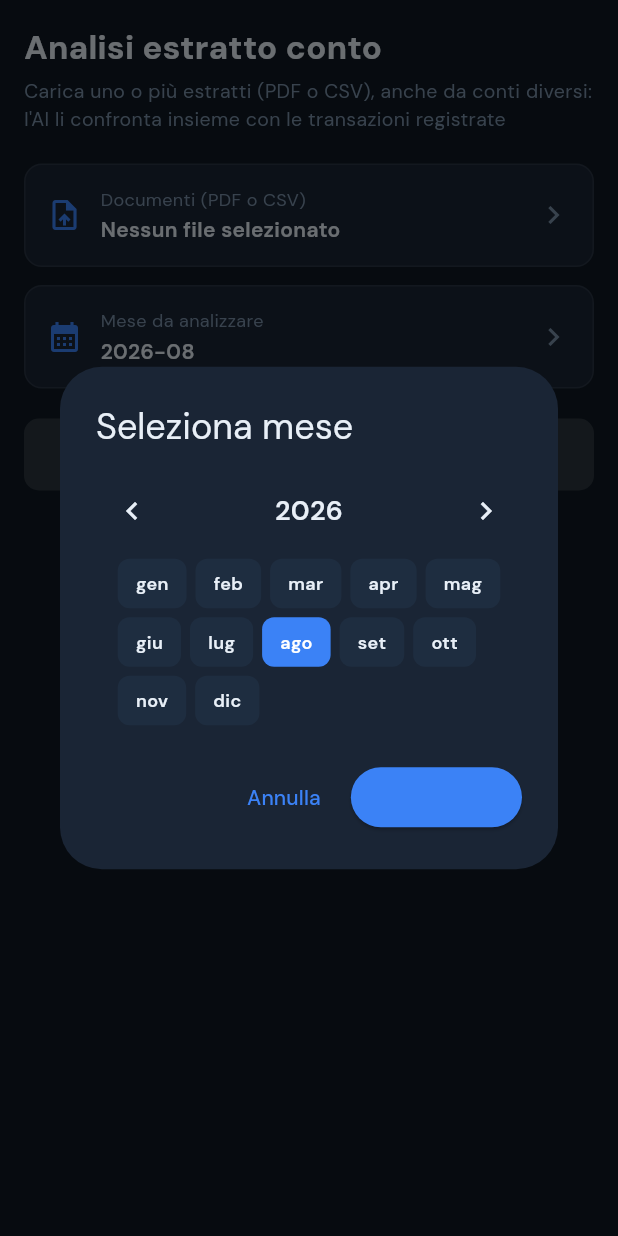
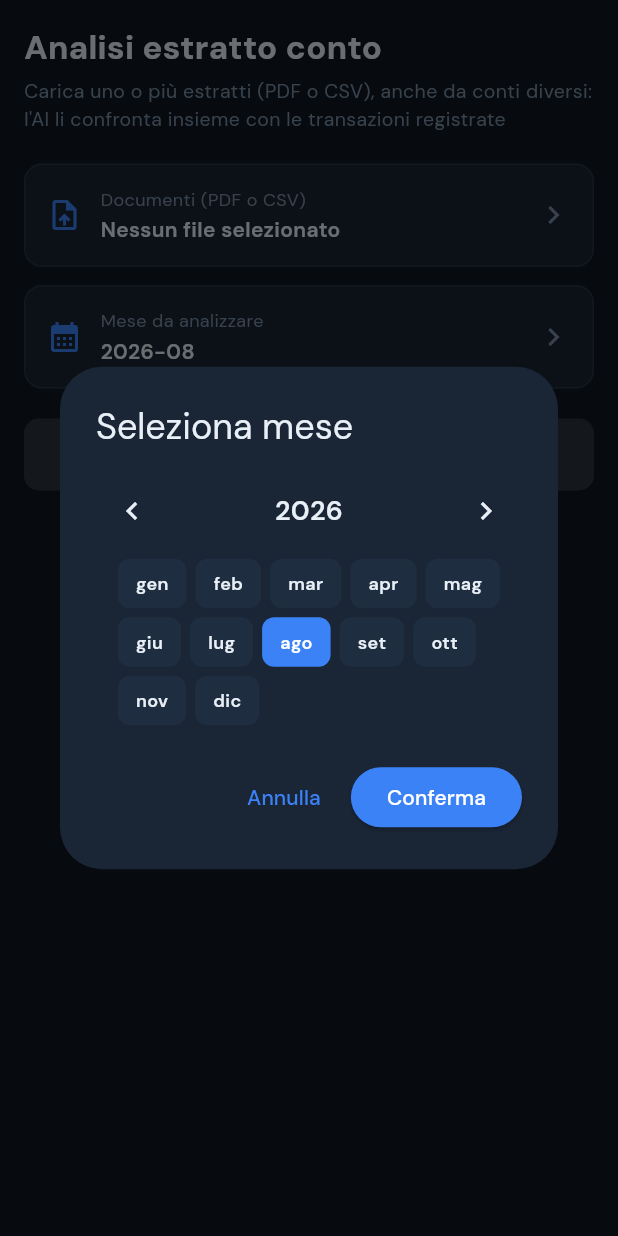
Before and after one commit to v3zz0/budget-flutter, a Flutter app: the AnalisiScreen screen opened directly, after a tap on "Mese da analizzare", on a phone screen of 412 x 824 dp. Run offline on Flutter 3.47's test engine with Material 3 defaults, Android fonts, the light colour scheme and no system bars; our stand-ins replace file_picker, fl_chart, flutter_local_notifications, flutter_secure_storage, image_picker, local_auth and 4 more; missing offline and left inert: google_mlkit_text_recognition, home_widget; accounts and stored records are empty.

Commit message:
fix: testo leggibile sul bottone Conferma del picker mese
Il bottone impostava solo backgroundColor, quindi il testo prendeva onPrimary
del tema — rimasto al viola scuro di default di ColorScheme.dark, perché lo
schema sovrascriveva primary ma non il colore che ci va sopra. Risultato:
scritta invisibile sul blu.

foregroundColor esplicito sul bottone, come già fanno tutti gli altri
ElevatedButton dell'app, e onPrimary bianco nel tema come rete di sicurezza
per quelli che verranno.

```diff
--- a/lib/main.dart
+++ b/lib/main.dart
@@ -67,6 +67,9 @@ class BudgetApp extends StatelessWidget {
         colorScheme: ColorScheme.dark(
           surface: AppColors.bg,
           primary: AppColors.accent,
+          // Il testo sopra il primary: senza questo resta il viola scuro di
+          // default di ColorScheme.dark e i bottoni blu diventano illeggibili.
+          onPrimary: Colors.white,
           error: AppColors.error,
         ),
       ),
--- a/lib/screens/analisi_screen.dart
+++ b/lib/screens/analisi_screen.dart
@@ -451,7 +451,12 @@ class _MesePickerState extends State<_MesePicker> {
         ),
         ElevatedButton(
           onPressed: () => Navigator.of(context).pop(DateTime(_anno, _mese)),
-          style: ElevatedButton.styleFrom(backgroundColor: AppColors.accent),
+          // Senza foregroundColor il testo prende onPrimary del tema, che è
+          // rimasto al viola scuro di default: scritta illeggibile sul blu.
+          style: ElevatedButton.styleFrom(
+            backgroundColor: AppColors.accent,
+            foregroundColor: Colors.white,
+          ),
           child: const Text('Conferma'),
         ),
       ],
```
